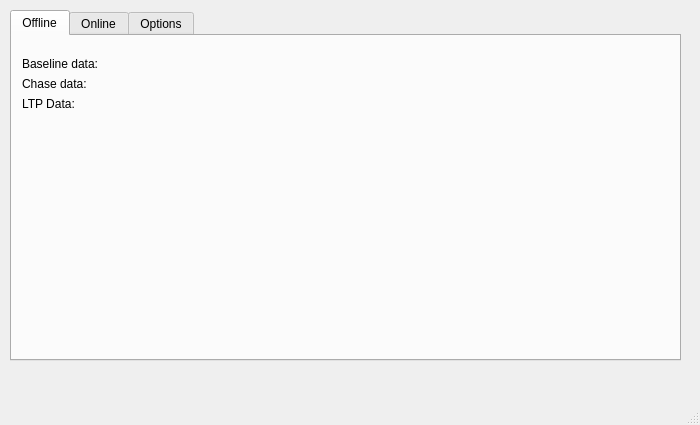
Qt form plugins/LTPWindow.ui (ctigaret/scipyen) before a commit.
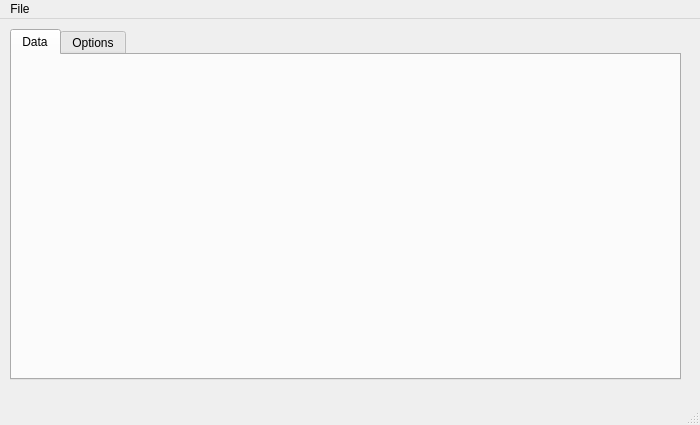
The same form after that commit.

The edit to the form file:
```diff
--- a/plugins/LTPWindow.ui
+++ b/plugins/LTPWindow.ui
@@ -28,51 +28,7 @@
     </property>
     <widget class="QWidget" name="offlineTab">
      <attribute name="title">
-      <string>Offline</string>
-     </attribute>
-     <widget class="QLabel" name="label">
-      <property name="geometry">
-       <rect>
-        <x>10</x>
-        <y>20</y>
-        <width>81</width>
-        <height>16</height>
-       </rect>
-      </property>
-      <property name="text">
-       <string>Baseline data:</string>
-      </property>
-     </widget>
-     <widget class="QLabel" name="label_2">
-      <property name="geometry">
-       <rect>
-        <x>10</x>
-        <y>40</y>
-        <width>81</width>
-        <height>16</height>
-       </rect>
-      </property>
-      <property name="text">
-       <string>Chase data:</string>
-      </property>
-     </widget>
-     <widget class="QLabel" name="label_3">
-      <property name="geometry">
-       <rect>
-        <x>10</x>
-        <y>60</y>
-        <width>61</width>
-        <height>16</height>
-       </rect>
-      </property>
-      <property name="text">
-       <string>LTP Data:</string>
-      </property>
-     </widget>
-    </widget>
-    <widget class="QWidget" name="onlineTab">
-     <attribute name="title">
-      <string>Online</string>
+      <string>Data</string>
      </attribute>
     </widget>
     <widget class="QWidget" name="optionsTab">
@@ -91,6 +47,42 @@
      <height>28</height>
     </rect>
    </property>
+   <widget class="QMenu" name="menuFile">
+    <property name="title">
+     <string>File</string>
+    </property>
+    <widget class="QMenu" name="menuOptions">
+     <property name="title">
+      <string>Options</string>
+     </property>
+     <addaction name="actionOpenOptions"/>
+     <addaction name="actionImportOptions"/>
+     <addaction name="actionSaveOptions"/>
+     <addaction name="actionExportOptions"/>
+    </widget>
+    <widget class="QMenu" name="menuImport">
+     <property name="title">
+      <string>Import</string>
+     </property>
+     <addaction name="actionExperiment"/>
+    </widget>
+    <widget class="QMenu" name="menuOpen">
+     <property name="title">
+      <string>Open</string>
+     </property>
+     <addaction name="actionOpenExperimentFile"/>
+     <addaction name="actionOpenBaselineData"/>
+     <addaction name="actionOpenChaseData"/>
+     <addaction name="actionOpenConditioningData"/>
+     <addaction name="actionOpenPathwayCrosstalkData"/>
+    </widget>
+    <addaction name="menuOpen"/>
+    <addaction name="menuImport"/>
+    <addaction name="actionSave"/>
+    <addaction name="actionExport"/>
+    <addaction name="menuOptions"/>
+   </widget>
+   <addaction name="menuFile"/>
   </widget>
   <widget class="QStatusBar" name="statusbar"/>
  </widget>
```
Left out of the diff: 105 changed lines with no effect on the pictures.
